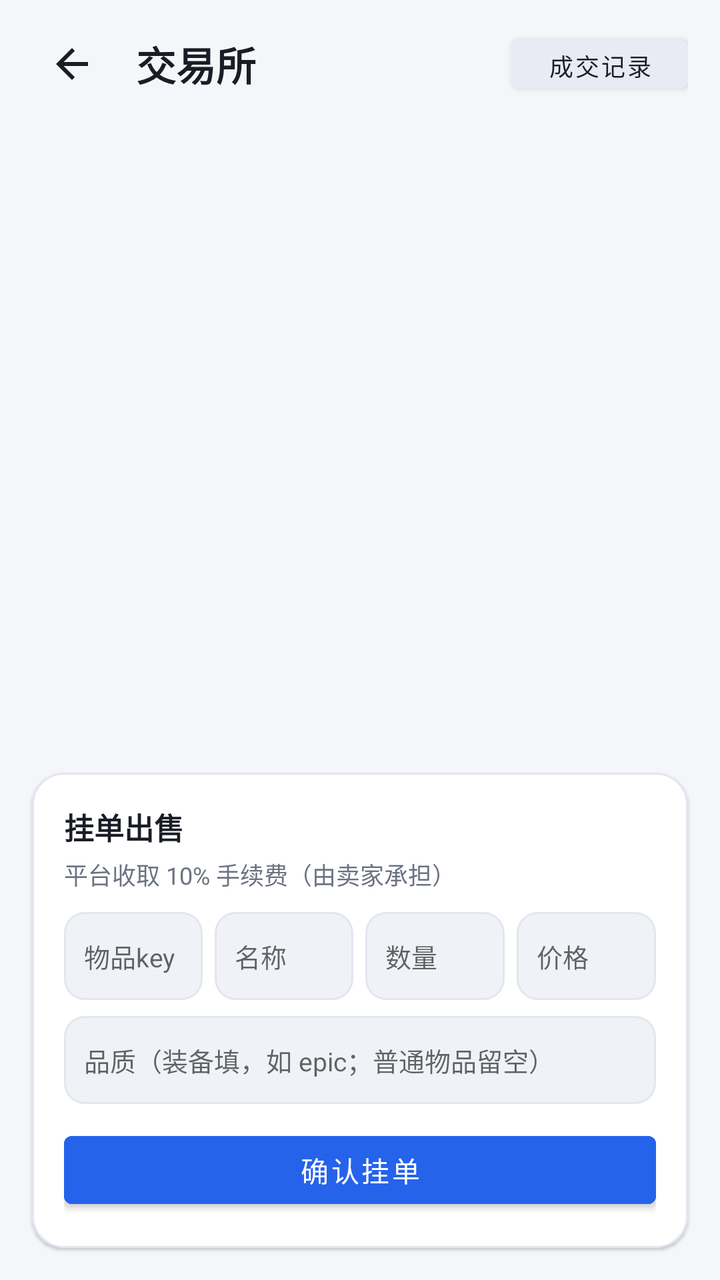
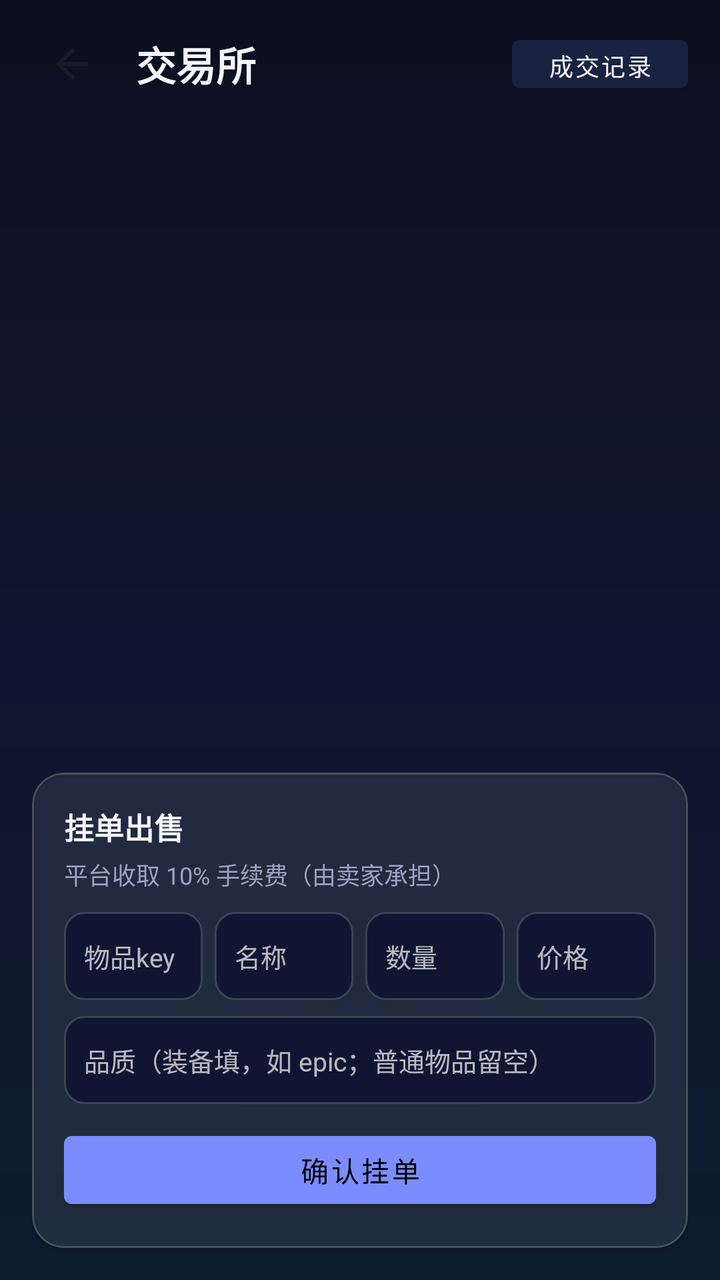

Screens rendered from an Android XML layout before and after an edit, with the pre-edit source and the edit as a unified diff.
<!-- AndroidManifest.xml: application theme Theme.Yishijie -->
<!-- res/layout/activity_exchange.xml -->
<?xml version="1.0" encoding="utf-8"?>
<LinearLayout xmlns:android="http://schemas.android.com/apk/res/android"
    xmlns:app="http://schemas.android.com/apk/res-auto"
    android:layout_width="match_parent"
    android:layout_height="match_parent"
    android:orientation="vertical"
    android:background="@color/background">

    
    <LinearLayout
        android:layout_width="match_parent"
        android:layout_height="wrap_content"
        android:orientation="horizontal"
        android:gravity="center_vertical"
        android:paddingStart="16dp"
        android:paddingEnd="16dp"
        android:paddingTop="12dp"
        android:paddingBottom="12dp">

        <ImageButton
            android:id="@+id/btnBack"
            android:layout_width="40dp"
            android:layout_height="40dp"
            android:src="@drawable/ic_back"
            android:background="?attr/selectableItemBackgroundBorderless"
            android:contentDescription="返回" />

        <TextView
            android:layout_width="0dp"
            android:layout_height="wrap_content"
            android:layout_weight="1"
            android:text="交易所"
            android:textSize="20sp"
            android:textColor="@color/text_primary"
            android:textStyle="bold"
            android:layout_marginStart="12dp" />

        <Button
            android:id="@+id/btnHistory"
            android:layout_width="wrap_content"
            android:layout_height="36dp"
            android:text="成交记录"
            android:textSize="12sp"
            android:backgroundTint="@color/surface_light"
            android:textColor="@color/text_primary" />
    </LinearLayout>

    
    <ScrollView
        android:layout_width="match_parent"
        android:layout_height="0dp"
        android:layout_weight="1"
        android:fillViewport="true">
        <LinearLayout
            android:id="@+id/llListings"
            android:layout_width="match_parent"
            android:layout_height="wrap_content"
            android:orientation="vertical"
            android:paddingStart="16dp"
            android:paddingEnd="16dp"
            android:paddingBottom="8dp" />
    </ScrollView>

    <TextView
        android:id="@+id/tvStatus"
        android:layout_width="match_parent"
        android:layout_height="wrap_content"
        android:text=""
        android:textSize="13sp"
        android:textColor="@color/text_secondary"
        android:gravity="center"
        android:paddingTop="4dp"
        android:paddingBottom="4dp" />

    
    <com.google.android.material.card.MaterialCardView
        android:layout_width="match_parent"
        android:layout_height="wrap_content"
        app:cardBackgroundColor="@color/background_card"
        app:cardCornerRadius="16dp"
        app:cardElevation="1dp"
        app:strokeColor="@color/surface_border"
        app:strokeWidth="1dp"
        android:layout_marginStart="16dp"
        android:layout_marginEnd="16dp"
        android:layout_marginBottom="16dp">

        <LinearLayout
            android:layout_width="match_parent"
            android:layout_height="wrap_content"
            android:orientation="vertical"
            android:padding="16dp">

            <TextView
                android:layout_width="wrap_content"
                android:layout_height="wrap_content"
                android:text="挂单出售"
                android:textSize="15sp"
                android:textColor="@color/text_primary"
                android:textStyle="bold"
                android:layout_marginBottom="4dp" />

            <TextView
                android:layout_width="wrap_content"
                android:layout_height="wrap_content"
                android:text="平台收取 10% 手续费（由卖家承担）"
                android:textSize="12sp"
                android:textColor="@color/text_secondary"
                android:layout_marginBottom="10dp" />

            <LinearLayout
                android:layout_width="match_parent"
                android:layout_height="wrap_content"
                android:orientation="horizontal">
                <EditText
                    android:id="@+id/etItemKey"
                    android:layout_width="0dp"
                    android:layout_height="44dp"
                    android:layout_weight="1"
                    android:hint="物品key"
                    android:textSize="13sp"
                    android:background="@drawable/bg_input"
                    android:paddingHorizontal="10dp"
                    android:layout_marginEnd="6dp" />
                <EditText
                    android:id="@+id/etItemName"
                    android:layout_width="0dp"
                    android:layout_height="44dp"
                    android:layout_weight="1"
                    android:hint="名称"
                    android:textSize="13sp"
                    android:background="@drawable/bg_input"
                    android:paddingHorizontal="10dp"
                    android:layout_marginEnd="6dp" />
                <EditText
                    android:id="@+id/etItemQty"
                    android:layout_width="0dp"
                    android:layout_height="44dp"
                    android:layout_weight="1"
                    android:hint="数量"
                    android:inputType="number"
                    android:textSize="13sp"
                    android:background="@drawable/bg_input"
                    android:paddingHorizontal="10dp"
                    android:layout_marginEnd="6dp" />
                <EditText
                    android:id="@+id/etItemPrice"
                    android:layout_width="0dp"
                    android:layout_height="44dp"
                    android:layout_weight="1"
                    android:hint="价格"
                    android:inputType="number"
                    android:textSize="13sp"
                    android:background="@drawable/bg_input"
                    android:paddingHorizontal="10dp" />
            </LinearLayout>

            <EditText
                android:id="@+id/etItemQuality"
                android:layout_width="match_parent"
                android:layout_height="44dp"
                android:hint="品质（装备填，如 epic；普通物品留空）"
                android:textSize="13sp"
                android:background="@drawable/bg_input"
                android:paddingHorizontal="10dp"
                android:layout_marginTop="8dp" />

            <Button
                android:id="@+id/btnList"
                android:layout_width="match_parent"
                android:layout_height="46dp"
                android:text="确认挂单"
                android:textSize="14sp"
                android:backgroundTint="@color/primary"
                android:layout_marginTop="10dp" />
        </LinearLayout>
    </com.google.android.material.card.MaterialCardView>
</LinearLayout>
<!-- resources referenced by this layout -->
<resources>
  <color name="background">#F5F6FA</color>
  <color name="background_card">#FFFFFF</color>
  <color name="primary">#2563EB</color>
  <color name="surface_border">#E2E6EF</color>
  <color name="surface_light">#E8EBF3</color>
  <color name="text_primary">#1A1D26</color>
  <color name="text_secondary">#6B7280</color>
  <!-- drawable bg_input (drawable) -->
  <?xml version="1.0" encoding="utf-8"?>
  <shape xmlns:android="http://schemas.android.com/apk/res/android">
      <solid android:color="@color/surface" />
      <stroke android:width="1dp" android:color="@color/surface_border" />
      <corners android:radius="10dp" />
  </shape>
  <!-- drawable ic_back (drawable) -->
  <?xml version="1.0" encoding="utf-8"?>
  <vector xmlns:android="http://schemas.android.com/apk/res/android"
      android:width="24dp"
      android:height="24dp"
      android:viewportWidth="24"
      android:viewportHeight="24">
      <path
          android:fillColor="#1A1D26"
          android:pathData="M20,11H7.83l5.59,-5.59L12,4l-8,8 8,8 1.41,-1.41L7.83,13H20v-2z"/>
  </vector>
  <style name="Theme.Yishijie" parent="Theme.MaterialComponents.Light.NoActionBar">
          <item name="colorPrimary">@color/primary</item>
          <item name="colorPrimaryDark">@color/primary_dark</item>
          <item name="colorAccent">@color/accent</item>
          <item name="android:windowBackground">@color/background</item>
          <item name="android:statusBarColor">@color/background</item>
          <item name="android:navigationBarColor">@color/background</item>
          <item name="android:windowLightStatusBar">true</item>
          <item name="android:windowLightNavigationBar">true</item>
      </style>
  <color name="surface">#F0F2F8</color>
  <color name="primary_dark">#1D4ED8</color>
  <color name="accent">#4F46E5</color>
</resources>

<!-- the commit's change to res/layout/activity_exchange.xml (unified diff, before → after) -->
@@ -4,7 +4,7 @@
     android:layout_width="match_parent"
     android:layout_height="match_parent"
     android:orientation="vertical"
-    android:background="@color/background">
+    android:background="@drawable/bg_app">
 
     
     <LinearLayout
@@ -76,10 +76,10 @@
     <com.google.android.material.card.MaterialCardView
         android:layout_width="match_parent"
         android:layout_height="wrap_content"
-        app:cardBackgroundColor="@color/background_card"
+        app:cardBackgroundColor="@color/glass_card"
         app:cardCornerRadius="16dp"
         app:cardElevation="1dp"
-        app:strokeColor="@color/surface_border"
+        app:strokeColor="@color/glass_border"
         app:strokeWidth="1dp"
         android:layout_marginStart="16dp"
         android:layout_marginEnd="16dp"
<!-- resource entries referenced after the edit -->
@@ -1,12 +1,22 @@
 <!-- resources referenced by this layout -->
 <resources>
-  <color name="background">#F5F6FA</color>
-  <color name="background_card">#FFFFFF</color>
-  <color name="primary">#2563EB</color>
-  <color name="surface_border">#E2E6EF</color>
-  <color name="surface_light">#E8EBF3</color>
-  <color name="text_primary">#1A1D26</color>
-  <color name="text_secondary">#6B7280</color>
+  <color name="glass_border">#2EFFFFFF</color>
+  <color name="glass_card">#14FFFFFF</color>
+  <color name="background">#0B0F1F</color>
+  <color name="primary">#7B8CFF</color>
+  <color name="surface_border">#26FFFFFF</color>
+  <color name="surface_light">#1A2242</color>
+  <color name="text_primary">#F4F6FF</color>
+  <color name="text_secondary">#9AA3C0</color>
+  <!-- drawable bg_app (drawable) -->
+  <?xml version="1.0" encoding="utf-8"?>
+  <shape xmlns:android="http://schemas.android.com/apk/res/android" android:shape="rectangle">
+      <gradient
+          android:startColor="#0B0F1F"
+          android:centerColor="#101631"
+          android:endColor="#0D1B2E"
+          android:angle="270" />
+  </shape>
   <!-- drawable bg_input (drawable) -->
   <?xml version="1.0" encoding="utf-8"?>
   <shape xmlns:android="http://schemas.android.com/apk/res/android">
@@ -25,18 +35,18 @@
           android:fillColor="#1A1D26"
           android:pathData="M20,11H7.83l5.59,-5.59L12,4l-8,8 8,8 1.41,-1.41L7.83,13H20v-2z"/>
   </vector>
-  <style name="Theme.Yishijie" parent="Theme.MaterialComponents.Light.NoActionBar">
+  <style name="Theme.Yishijie" parent="Theme.MaterialComponents.NoActionBar">
           <item name="colorPrimary">@color/primary</item>
           <item name="colorPrimaryDark">@color/primary_dark</item>
           <item name="colorAccent">@color/accent</item>
           <item name="android:windowBackground">@color/background</item>
           <item name="android:statusBarColor">@color/background</item>
           <item name="android:navigationBarColor">@color/background</item>
-          <item name="android:windowLightStatusBar">true</item>
-          <item name="android:windowLightNavigationBar">true</item>
+          <item name="android:windowLightStatusBar">false</item>
+          <item name="android:windowLightNavigationBar">false</item>
       </style>
-  <color name="surface">#F0F2F8</color>
-  <color name="primary_dark">#1D4ED8</color>
-  <color name="accent">#4F46E5</color>
+  <color name="surface">#101631</color>
+  <color name="primary_dark">#5A6BE8</color>
+  <color name="accent">#E8B84A</color>
 </resources>
 
